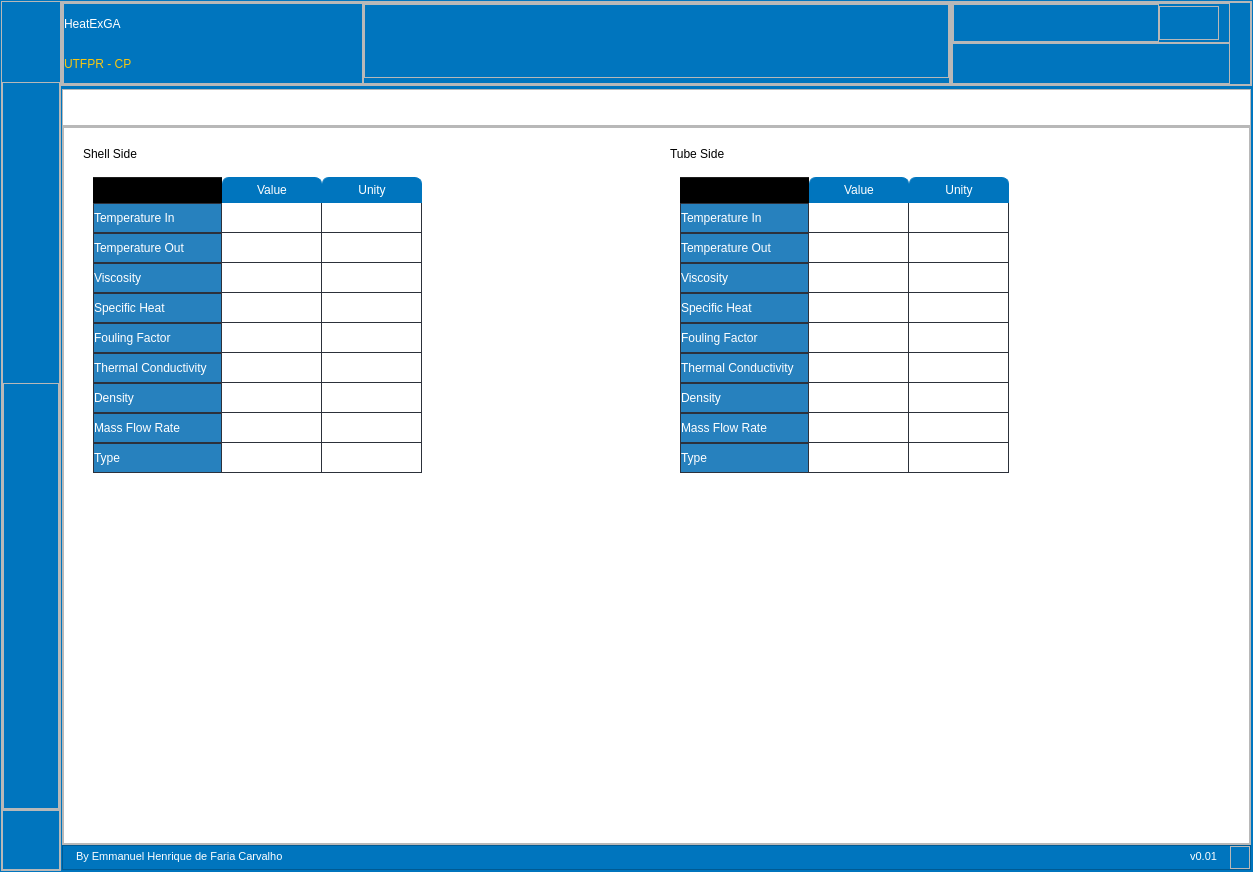
Before: the Qt Designer form interface/ui_MainWindow.ui in Emmanuelhfc/STHEGA, drawn with Qt 5.
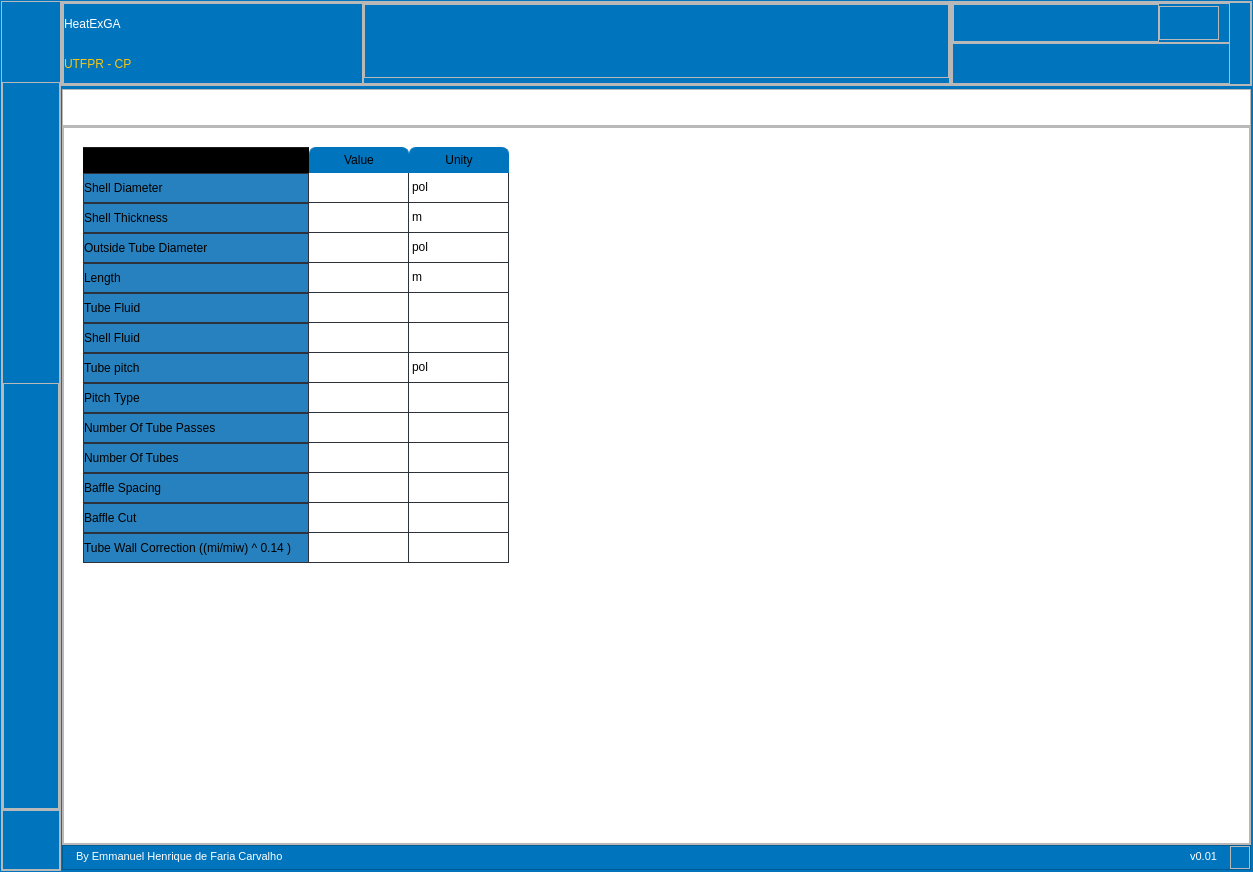
After: the same form once the commit is applied. Icons and pictures are not drawn.

What changed in the file:
```diff
--- a/interface/ui_MainWindow.ui
+++ b/interface/ui_MainWindow.ui
@@ -1214,7 +1214,7 @@
 </string>
                      </property>
                      <property name="currentIndex">
-                      <number>0</number>
+                      <number>1</number>
                      </property>
                      <widget class="QWidget" name="input_thermodynamic">
                       <layout class="QHBoxLayout" name="horizontalLayout_4">
@@ -1245,6 +1245,9 @@
                           </item>
                           <item>
                            <widget class="QTableWidget" name="tableWidget">
+                            <property name="styleSheet">
+                             <string notr="true">color: black;</string>
+                            </property>
                             <row>
                              <property name="text">
                               <string>Temperature In</string>
@@ -1332,6 +1335,9 @@
                           </item>
                           <item>
                            <widget class="QTableWidget" name="tableWidget_2">
+                            <property name="styleSheet">
+                             <string notr="true">color: black;</string>
+                            </property>
                             <row>
                              <property name="text">
                               <string>Temperature In</string>
@@ -1394,6 +1400,117 @@
                        </item>
                       </layout>
                      </widget>
+                     <widget class="QWidget" name="input_Design">
+                      <layout class="QHBoxLayout" name="horizontalLayout_7">
+                       <item>
+                        <widget class="QTableWidget" name="tableWidget_3">
+                         <property name="styleSheet">
+                          <string notr="true">color: black</string>
+                         </property>
+                         <row>
+                          <property name="text">
+                           <string>Shell Diameter</string>
+                          </property>
+                         </row>
+                         <row>
+                          <property name="text">
+                           <string>Shell Thickness</string>
+                          </property>
+                         </row>
+                         <row>
+                          <property name="text">
+                           <string>Outside Tube Diameter</string>
+                          </property>
+                         </row>
+                         <row>
+                          <property name="text">
+                           <string>Length</string>
+                          </property>
+                         </row>
+                         <row>
+                          <property name="text">
+                           <string>Tube Fluid</string>
+                          </property>
+                         </row>
+                         <row>
+                          <property name="text">
+                           <string>Shell Fluid</string>
+                          </property>
+                         </row>
+                         <row>
+                          <property name="text">
+                           <string>Tube pitch</string>
+                          </property>
+                         </row>
+                         <row>
+                          <property name="text">
+                           <string>Pitch Type</string>
+                          </property>
+                         </row>
+                         <row>
+                          <property name="text">
+                           <string>Number Of Tube Passes</string>
+                          </property>
+                         </row>
+                         <row>
+                          <property name="text">
+                           <string>Number Of Tubes</string>
+                          </property>
+                         </row>
+                         <row>
+                          <property name="text">
+                           <string>Baffle Spacing</string>
+                          </property>
+                         </row>
+                         <row>
+                          <property name="text">
+                           <string>Baffle Cut</string>
+                          </property>
+                         </row>
+                         <row>
+                          <property name="text">
+                           <string>Tube Wall Correction ((mi/miw) ^ 0.14 )</string>
+                          </property>
+                         </row>
+                         <column>
+                          <property name="text">
+                           <string>Value</string>
+                          </property>
+                         </column>
+                         <column>
+                          <property name="text">
+                           <string>Unity</string>
+                          </property>
+                         </column>
+                         <item row="0" column="1">
+                          <property name="text">
+                           <string>pol</string>
+                          </property>
+                         </item>
+                         <item row="1" column="1">
+                          <property name="text">
+                           <string>m</string>
+                          </property>
+                         </item>
+                         <item row="2" column="1">
+                          <property name="text">
+                           <string>pol</string>
+                          </property>
+                         </item>
+                         <item row="3" column="1">
+                          <property name="text">
+                           <string>m</string>
+                          </property>
+                         </item>
+                         <item row="6" column="1">
+                          <property name="text">
+                           <string>pol</string>
+                          </property>
+                         </item>
+                        </widget>
+                       </item>
+                      </layout>
+                     </widget>
                     </widget>
                    </item>
                   </layout>
```
Left out of the diff: 6 changed lines with no effect on the pictures.
